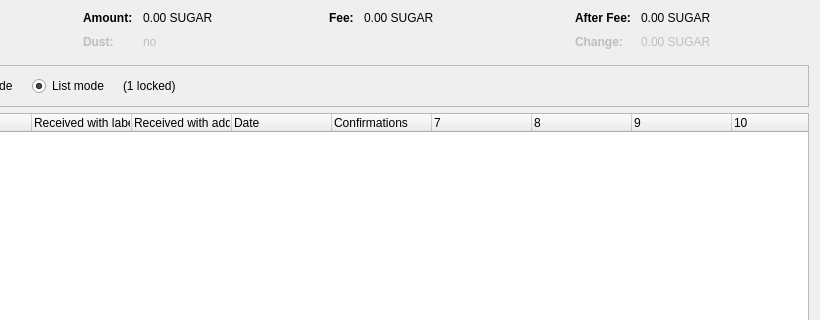
CryptoDevelopmentServices/AdventureCoin, file src/qt/forms/coincontroldialog.ui: the form before one commit; both pictures show x 180 to 1000 and y 0 to 320 of the 1000 by 500 pixel window.
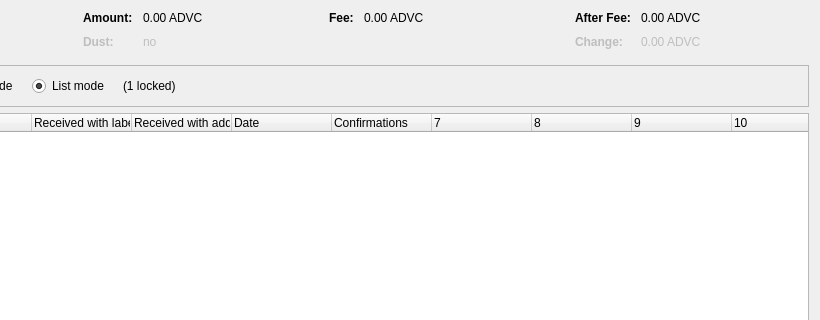
The form after the commit. Custom widgets are drawn as their Qt base class.

The edit to the form file:
```diff
--- a/src/qt/forms/coincontroldialog.ui
+++ b/src/qt/forms/coincontroldialog.ui
@@ -132,7 +132,7 @@
           <enum>Qt::ActionsContextMenu</enum>
          </property>
          <property name="text">
-          <string notr="true">0.00 SUGAR</string>
+          <string notr="true">0.00 ADVC</string>
          </property>
          <property name="textInteractionFlags">
           <set>Qt::LinksAccessibleByMouse|Qt::TextSelectableByKeyboard|Qt::TextSelectableByMouse</set>
@@ -212,7 +212,7 @@
           <enum>Qt::ActionsContextMenu</enum>
          </property>
          <property name="text">
-          <string notr="true">0.00 SUGAR</string>
+          <string notr="true">0.00 ADVC</string>
          </property>
          <property name="textInteractionFlags">
           <set>Qt::LinksAccessibleByMouse|Qt::TextSelectableByKeyboard|Qt::TextSelectableByMouse</set>
@@ -257,7 +257,7 @@
           <enum>Qt::ActionsContextMenu</enum>
          </property>
          <property name="text">
-          <string notr="true">0.00 SUGAR</string>
+          <string notr="true">0.00 ADVC</string>
          </property>
          <property name="textInteractionFlags">
           <set>Qt::LinksAccessibleByMouse|Qt::TextSelectableByKeyboard|Qt::TextSelectableByMouse</set>
@@ -292,7 +292,7 @@
           <enum>Qt::ActionsContextMenu</enum>
          </property>
          <property name="text">
-          <string notr="true">0.00 SUGAR</string>
+          <string notr="true">0.00 ADVC</string>
          </property>
          <property name="textInteractionFlags">
           <set>Qt::LinksAccessibleByMouse|Qt::TextSelectableByKeyboard|Qt::TextSelectableByMouse</set>
```
